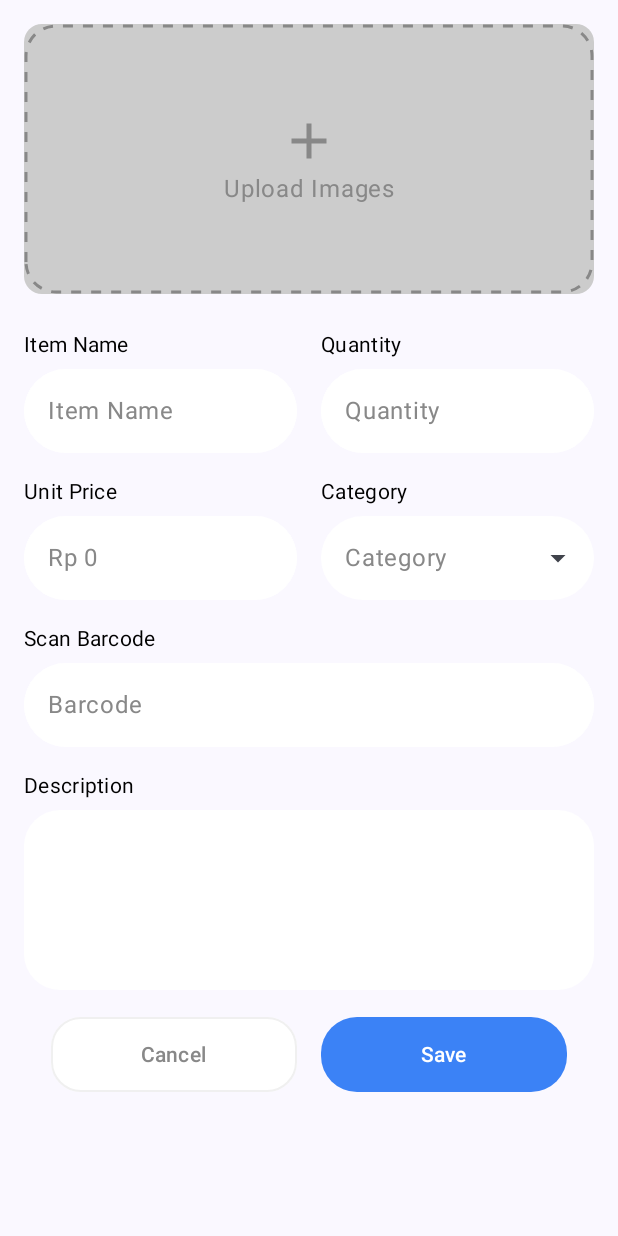
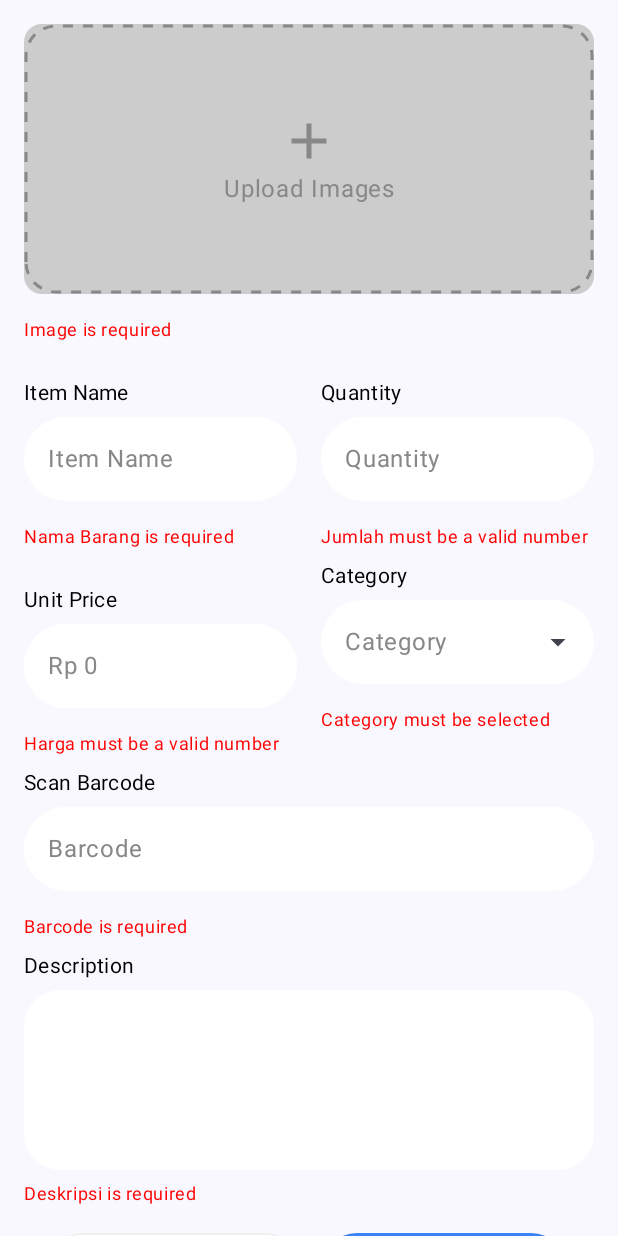
Before and after one commit to DewiPuspitass/Laventry, an Android app built with Jetpack Compose: the composable AddItems shown on its own in the app's theme, after a tap on "Save", on a phone screen of 412 x 824 dp. Run offline under Robolectric (Android 15) with nearby library versions, the phone set to English and light mode, and no system bars; our stand-ins replace Room's generated code; 1 statement that could not run was skipped.

Commit message:
menambahkan sanity check

```diff
--- a/app/src/main/java/com/dewipuspitasari0020/laventry/ui/screen/TambahBarang.kt
+++ b/app/src/main/java/com/dewipuspitasari0020/laventry/ui/screen/TambahBarang.kt
@@ -21,6 +21,7 @@ import androidx.compose.foundation.layout.size
 import androidx.compose.foundation.layout.width
 import androidx.compose.foundation.rememberScrollState
 import androidx.compose.foundation.shape.RoundedCornerShape
+import androidx.compose.foundation.text.KeyboardOptions
 import androidx.compose.foundation.verticalScroll
 import androidx.compose.material.icons.Icons
 import androidx.compose.material.icons.automirrored.filled.ArrowBack
@@ -59,6 +60,9 @@ import androidx.compose.ui.graphics.drawscope.Stroke
 import androidx.compose.ui.layout.ContentScale
 import androidx.compose.ui.platform.LocalContext
 import androidx.compose.ui.res.stringResource
+import androidx.compose.ui.text.input.ImeAction
+import androidx.compose.ui.text.input.KeyboardCapitalization
+import androidx.compose.ui.text.input.KeyboardType
 import androidx.compose.ui.tooling.preview.Preview
 import androidx.compose.ui.unit.dp
 import androidx.lifecycle.viewmodel.compose.viewModel
@@ -81,7 +85,6 @@ fun AddItemsScreen(navController: NavHostController, id: Long? = null) {
     val context = LocalContext.current
     val factory = ViewModelFactory(context)
     val viewModel: BarangViewModel = viewModel(factory = factory)
-
 
     Scaffold(
         containerColor = bg,
@@ -141,7 +144,6 @@ fun AddItemsScreen(navController: NavHostController, id: Long? = null) {
         }
     }
 }
-
 @Composable
 fun AddItems(modifier: Modifier = Modifier, id: Long? = null, navController: NavHostController) {
     val context = LocalContext.current
@@ -150,6 +152,7 @@ fun AddItems(modifier: Modifier = Modifier, id: Long? = null, navController: Nav
 
     var imageUri by remember { mutableStateOf<Uri?>(null) }
     var savedPath by remember { mutableStateOf("") }
+    var imageError by remember { mutableStateOf("") }
 
     var namaBarang by remember { mutableStateOf("") }
     var jumlah by remember { mutableStateOf("") }
@@ -157,6 +160,14 @@ fun AddItems(modifier: Modifier = Modifier, id: Long? = null, navController: Nav
     var harga by remember { mutableStateOf("") }
     var barcode by remember { mutableStateOf("") }
     var deskripsi by remember { mutableStateOf("") }
+
+    var namaBarangError by remember { mutableStateOf("") }
+    var jumlahError by remember { mutableStateOf("") }
+    var hargaError by remember { mutableStateOf("") }
+    var barcodeError by remember { mutableStateOf("") }
+    var deskripsiError by remember { mutableStateOf("") }
+    var selectedCategoryError by remember { mutableStateOf("") }
+
 
     LaunchedEffect(id) {
         if (id != null) {
@@ -182,6 +193,7 @@ fun AddItems(modifier: Modifier = Modifier, id: Long? = null, navController: Nav
             val path = saveImageToInternalStorage(context, it)
             if (path != null) {
                 savedPath = path
+                imageError = ""
             }
         }
     }
@@ -214,24 +226,76 @@ fun AddItems(modifier: Modifier = Modifier, id: Long? = null, navController: Nav
                 })
             }
         }
+        if (imageError.isNotBlank()) {
+            Text(
+                text = imageError,
+                color = Color.Red,
+                style = MaterialTheme.typography.bodySmall,
+                modifier = Modifier.padding(top = 16.dp)
+            )
+        }
 
         Spacer(modifier = Modifier.height(24.dp))
 
         Row(modifier = Modifier.fillMaxWidth()) {
             Column(modifier = Modifier.weight(1f)) {
-                InputPendek(stringResource(R.string.item_name), stringResource(R.string.item_name), namaBarang) { namaBarang = it }
-                InputPendek(stringResource(R.string.price), "Rp 0", harga) { harga = it }
+                InputPendek(
+                    label = stringResource(R.string.item_name),
+                    placeholder = stringResource(R.string.item_name),
+                    value = namaBarang,
+                    onValueChange = { namaBarang = it },
+                    keyboardOptions = KeyboardOptions.Default.copy(capitalization = KeyboardCapitalization.Words)
+                )
+                if (namaBarangError.isNotBlank()) {
+                    Text(text = namaBarangError, color = Color.Red, style = MaterialTheme.typography.bodySmall, modifier = Modifier.padding(bottom = 24.dp))
+                }
+
+                InputPendek(
+                    label = stringResource(R.string.price),
+                    placeholder = "Rp 0",
+                    value = harga,
+                    onValueChange = { harga = it },
+                    keyboardOptions = KeyboardOptions.Default.copy(keyboardType = KeyboardType.Number)
+                )
+                if (hargaError.isNotBlank()) {
+                    Text(text = hargaError, color = Color.Red, style = MaterialTheme.typography.bodySmall, modifier = Modifier.padding(bottom = 8.dp))
+                }
             }
             Spacer(modifier = Modifier.width(16.dp))
             Column(modifier = Modifier.weight(1f)) {
-                InputPendek(stringResource(R.string.quantity), stringResource(R.string.quantity), jumlah) { jumlah = it }
+                InputPendek(
+                    label = stringResource(R.string.quantity),
+                    placeholder = "Quantity",
+                    value = jumlah,
+                    onValueChange = { jumlah = it },
+                    keyboardOptions = KeyboardOptions.Default.copy(keyboardType = KeyboardType.Number)
+                )
+                if (jumlahError.isNotBlank()) {
+                    Text(text = jumlahError, color = Color.Red, style = MaterialTheme.typography.bodySmall, modifier = Modifier.padding(bottom = 8.dp))
+                }
+
                 DropdownCategory(
                     selectedCategory = selectedCategory,
                     onCategorySelected = { selectedCategory = it }
                 )
+                if (selectedCategoryError.isNotBlank()) {
+                    Text(text = selectedCategoryError, color = Color.Red, style = MaterialTheme.typography.bodySmall, modifier = Modifier.padding(bottom = 8.dp))
+                }
             }
         }
-        InputPendek(stringResource(R.string.barcode), "Barcode", barcode) { barcode = it }
+
+
+        InputPendek(
+            label = stringResource(R.string.barcode),
+            placeholder = "Barcode",
+            value = barcode,
+            onValueChange = { barcode = it },
+            keyboardOptions = KeyboardOptions.Default.copy(keyboardType = KeyboardType.Number)
+        )
+        if (barcodeError.isNotBlank()) {
+            Text(text = barcodeError, color = Color.Red, style = MaterialTheme.typography.bodySmall, modifier = Modifier.padding(bottom = 8.dp))
+        }
+
         Text(
             text = stringResource(R.string.description),
             style = MaterialTheme.typography.bodyMedium,
@@ -253,8 +317,17 @@ fun AddItems(modifier: Modifier = Modifier, id: Long? = null, navController: Nav
                 focusedIndicatorColor = Color.Transparent,
                 unfocusedIndicatorColor = Color.Transparent
             ),
+            keyboardOptions = KeyboardOptions(
+                capitalization = KeyboardCapitalization.Sentences,
+                keyboardType = KeyboardType.Text,
+                imeAction = ImeAction.Next
+            ),
             singleLine = true
         )
+        if (deskripsiError.isNotBlank()) {
+            Text(text = deskripsiError, color = Color.Red, style = MaterialTheme.typography.bodySmall, modifier = Modifier.padding(top = 8.dp))
+        }
+
         Row(
             modifier = Modifier
                 .fillMaxWidth()
@@ -278,16 +351,51 @@ fun AddItems(modifier: Modifier = Modifier, id: Long? = null, navController: Nav
 
             Button(
                 onClick = {
-                    if (
-                        namaBarang.isNotBlank() &&
-                        jumlah.isNotBlank() &&
-                        harga.isNotBlank() &&
-                        selectedCategory.isNotBlank() &&
-                        barcode.isNotBlank() &&
-                        deskripsi.isNotBlank() &&
-                        savedPath.isNotBlank()
+                    namaBarangError = ""
+                    jumlahError = ""
+                    hargaError = ""
+                    barcodeError = ""
+                    deskripsiError = ""
+                    selectedCategoryError = ""
+                    imageError = ""
+
+                    if (namaBarang.isBlank()) {
+                        namaBarangError = "Nama Barang is required"
+                    }
+
+                    if (jumlah.isBlank() || jumlah.toIntOrNull() == null) {
+                        jumlahError = "Jumlah must be a valid number"
+                    }
+
+                    if (harga.isBlank() || harga.toDoubleOrNull() == null) {
+                        hargaError = "Harga must be a valid number"
+                    }
+
+                    if (selectedCategory.isBlank()) {
+                        selectedCategoryError = "Category must be selected"
+                    }
+
+                    if (barcode.isBlank()) {
+                        barcodeError = "Barcode is required"
+                    }
+
+                    if (deskripsi.isBlank()) {
+                        deskripsiError = "Deskripsi is required"
+                    }
+
+                    if (savedPath.isBlank()) {
+                        imageError = "Image is required"
+                    }
+
+                    if (namaBarangError.isBlank() &&
+                        jumlahError.isBlank() &&
+                        hargaError.isBlank() &&
+                        selectedCategoryError.isBlank() &&
+                        barcodeError.isBlank() &&
+                        deskripsiError.isBlank() &&
+                        imageError.isBlank()
                     ) {
-                        if(id == null) {
+                        if (id == null) {
                             viewModel.insert(
                                 namaBarang = namaBarang,
                                 jumlah = jumlah.toInt(),
@@ -309,8 +417,8 @@ fun AddItems(modifier: Modifier = Modifier, id: Long? = null, navController: Nav
                                 fotoBarang = savedPath,
                             )
                         }
+                        navController.popBackStack()
                     }
-                    navController.popBackStack()
                 },
                 modifier = Modifier
                     .weight(1f)
@@ -327,6 +435,7 @@ fun AddItems(modifier: Modifier = Modifier, id: Long? = null, navController: Nav
         }
     }
 }
+
 
 @Composable
 fun DottedBorderBox(
@@ -373,7 +482,8 @@ fun InputPendek(
     label: String,
     placeholder: String,
     value: String,
-    onValueChange: (String) -> Unit
+    onValueChange: (String) -> Unit,
+    keyboardOptions: KeyboardOptions = KeyboardOptions.Default.copy(keyboardType = KeyboardType.Text)
 ) {
     Column(modifier = Modifier
         .fillMaxWidth()
@@ -399,6 +509,7 @@ fun InputPendek(
                 focusedIndicatorColor = Color.Transparent,
                 unfocusedIndicatorColor = Color.Transparent
             ),
+            keyboardOptions = keyboardOptions,
             singleLine = true
         )
     }
```
